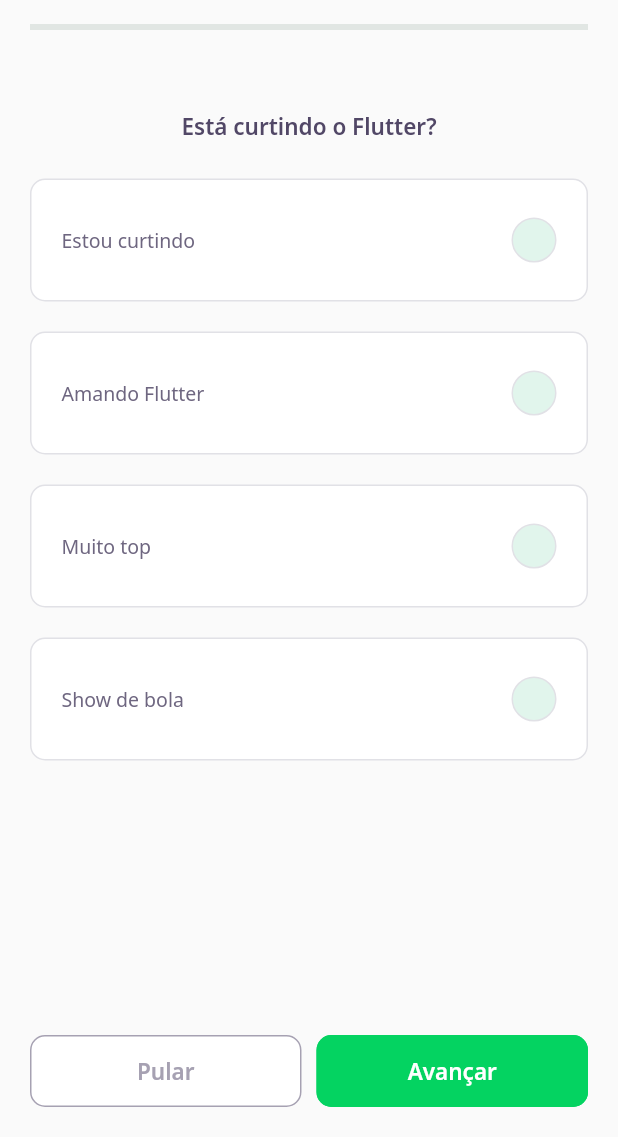
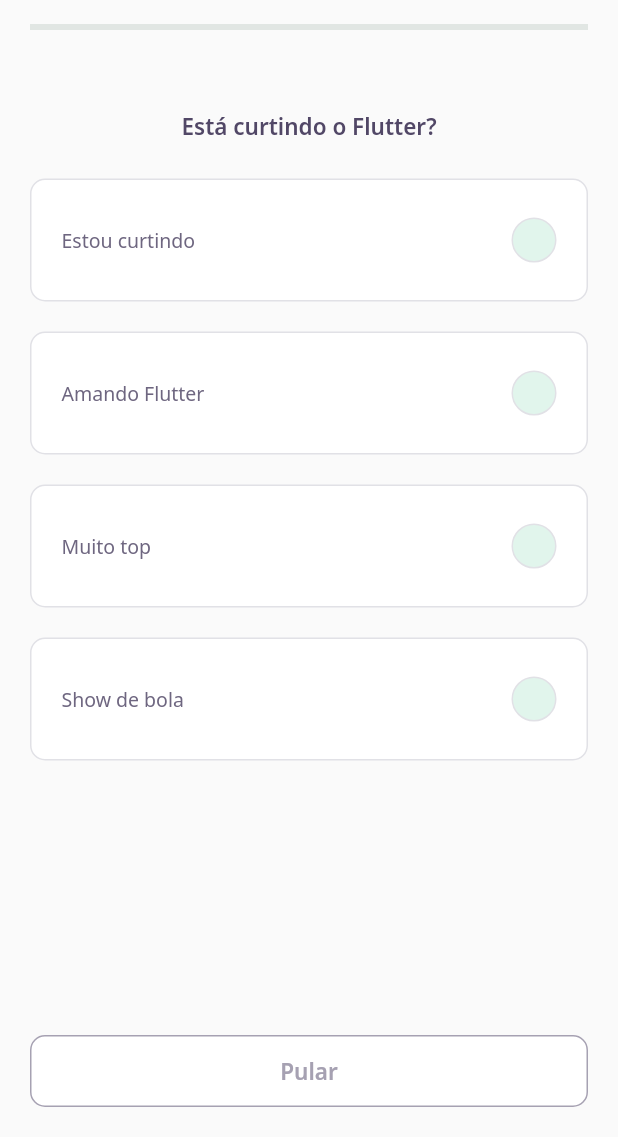
Before and after one commit to danielschmitz/devquiz, a Flutter app: the screen it shows after launch, after a tap on "NLW 5 Flutter", on a phone screen of 412 x 824 dp, the part 99-1236 px from its top. Run offline on Flutter 3.47's test engine with Material 2 defaults, Android fonts, the phone set to English and light mode, and no system bars; our stand-ins replace google_fonts; accounts and stored records are empty; network calls fail.

```diff
--- a/lib/challenge/challenge_page.dart
+++ b/lib/challenge/challenge_page.dart
@@ -34,6 +34,12 @@ class _ChallengePageState extends State<ChallengePage> {
     super.initState();
   }
 
+  void nextPage() {
+    if (controller.currentPage < widget.questions.length)
+      pageController.nextPage(
+          duration: Duration(milliseconds: 300), curve: Curves.linear);
+  }
+
   @override
   Widget build(BuildContext context) {
     return Container(
@@ -66,33 +72,39 @@ class _ChallengePageState extends State<ChallengePage> {
       body: PageView(
         controller: pageController,
         physics: NeverScrollableScrollPhysics(),
-        children: widget.questions.map((e) => QuizWidget(question: e)).toList(),
+        children: widget.questions
+            .map((e) => QuizWidget(
+                  question: e,
+                  onChange: nextPage,
+                ))
+            .toList(),
       ),
       bottomNavigationBar: SafeArea(
         child: Padding(
           padding: const EdgeInsets.symmetric(horizontal: 20, vertical: 20),
-          child: Row(
+          child: ValueListenableBuilder<int>(
+              valueListenable: controller.currentPageNotifier,
+              builder: (context, value, _) => Row(
                     mainAxisAlignment: MainAxisAlignment.spaceBetween,
                     children: [
+                      if (value < widget.questions.length)
                         Expanded(
                             child: NextButtonWidget.white(
                           label: "Pular",
                           onTap: () {
-                  pageController.nextPage(
-                      duration: Duration(milliseconds: 300),
-                      curve: Curves.linear);
+                            nextPage();
                           },
                         )),
-              SizedBox(
-                width: 10,
-              ),
+                      if (value == widget.questions.length)
                         Expanded(
                             child: NextButtonWidget.green(
-                label: "Avançar",
-                onTap: () {},
+                          label: "Confirmar",
+                          onTap: () {
+                            Navigator.pop(context);
+                          },
                         )),
                     ],
-          ),
+                  )),
         ),
       ),
     ));
--- a/lib/challenge/widgets/quiz/quiz_widget.dart
+++ b/lib/challenge/widgets/quiz/quiz_widget.dart
@@ -7,10 +7,11 @@ import 'package:devquiz/shared/models/question_model.dart';
 
 class QuizWidget extends StatefulWidget {
   final QuestionModel question;
-
+  final VoidCallback onChange;
   const QuizWidget({
     Key? key,
     required this.question,
+    required this.onChange,
   }) : super(key: key);
 
   @override
@@ -42,6 +43,8 @@ class _QuizWidgetState extends State<QuizWidget> {
               onTap: () {
                 indexSelected = i;
                 setState(() {});
+                Future.delayed(Duration(seconds: 1))
+                    .then((value) => widget.onChange());
               },
             ),
           )
```
Also changed, not shown: 1 other file. Lines whose indentation alone changed are shown as unchanged.
